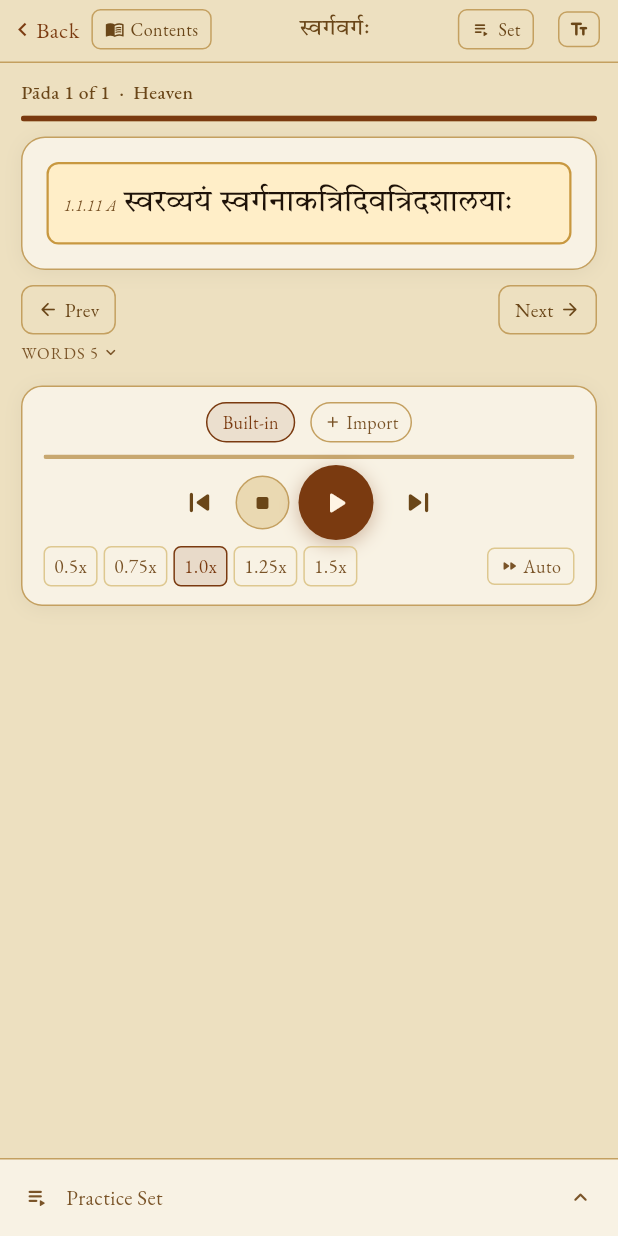
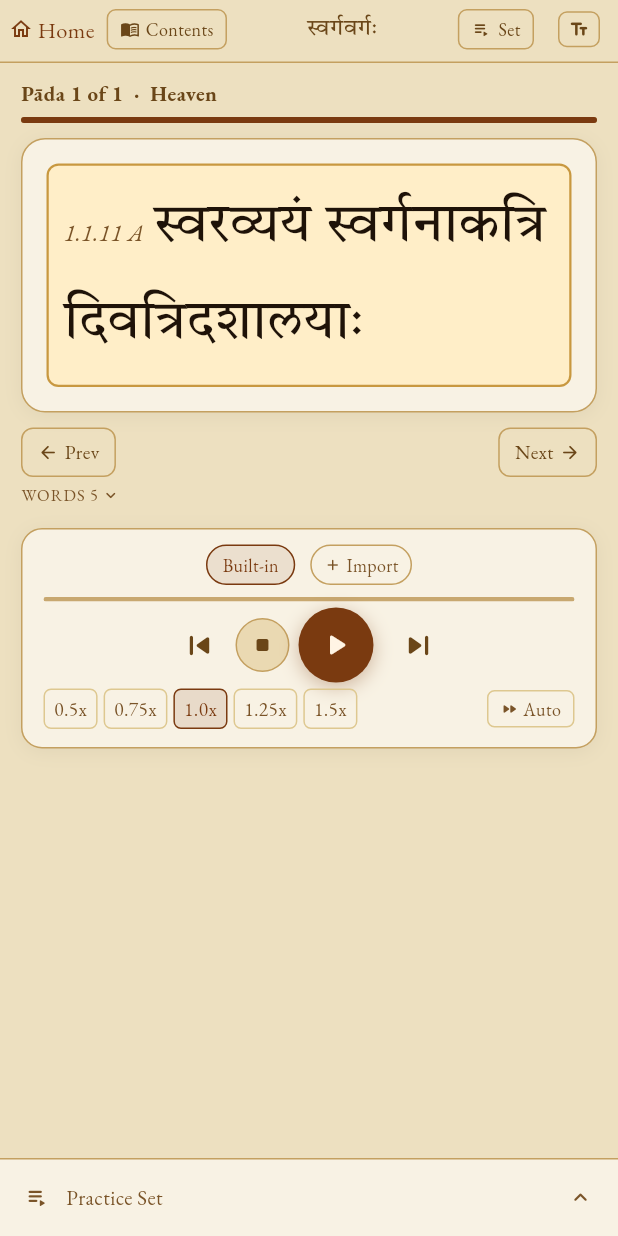
Before and after one commit to sramaka/amarakosha, a Flutter app: the screen it shows after launch, after a tap on "Browse", after a tap on "Home", after a tap on "Create New Practice Set", on a phone screen of 412 x 824 dp. Run offline on Flutter 3.47's test engine with Material 3 defaults, Android fonts, the phone set to English and light mode, and no system bars; our stand-ins replace google_fonts, just_audio, shared_preferences; missing offline and left inert: dart:js_interop, record.

Commit message:
UX improvements: defaults, navigation, themes, set panel, audio guard
Defaults: devFontSize 36, treeFontSize 14, uiFontWeight bold, contextBefore/After 2,
uiFontSize 14 (updated in both field defaults and load() fallbacks).

Navigation: Browse (home tile + bottom tab) now pushes PracticeScreen directly,
skipping the intermediate BrowseScreen. Back button renamed to Home with home icon.

Breadcrumb: Practice screen nav shows "अमरकोशः" + "K1 · VargaName" on desktop;
mobile keeps the single varga name.

Set panel: redundant sub-labels removed ("repeat × per pada", "repeat entire set");
remaining sub-labels improved from textMuted/italic to textSec/regular; label
font sizes raised to 13 on desktop; total-padas counter uses textSec.

Audio guard: _addPadaToSet and _addSectionToSet reject padas without audio
(toast shown); _addSectionToSet adds audio-only padas and reports skipped count;
range sheet filters selection to audio padas and updates button label accordingly.

Theme: Forest (sage green / forest green) added to app_theme.dart and all three
HTML tools (recorder, editor, help).

Co-Authored-By: Claude Sonnet 4.6 <noreply@anthropic.com>

```diff
--- a/lib/core/settings/app_settings.dart
+++ b/lib/core/settings/app_settings.dart
@@ -7,13 +7,13 @@ class AppSettings extends ChangeNotifier {
   AppSettings._();
   static final instance = AppSettings._();
 
-  int    devFontSize              = 20;   // Sanskrit body text (14–72)
-  int    treeFontSize             = 13;   // Tree pane Devanagari + labels (10–20)
+  int    devFontSize              = 36;   // Sanskrit body text (14–72)
+  int    treeFontSize             = 14;   // Tree pane Devanagari + labels (10–20)
   int    uiFontSize               = 14;   // UI labels / headings (11–22)
-  int    uiFontWeight             = 500;  // 400 / 500 / 600 / 700
+  int    uiFontWeight             = 700;  // 400 / 500 / 600 / 700
   String devFontFamily            = 'TiroDevanagarSanskrit';
-  int    contextBefore            = 1;    // padas shown above active pada in browse mode (0–5)
-  int    contextAfter             = 1;    // padas shown below active pada in browse mode (0–5)
+  int    contextBefore            = 2;    // padas shown above active pada in browse mode (0–5)
+  int    contextAfter             = 2;    // padas shown below active pada in browse mode (0–5)
   int    setPlaylistContextBefore = 1;    // context padas before active pada during set playback (0–5)
   int    setPlaylistContextAfter  = 1;    // context padas after active pada during set playback (0–5)
   int    reciteVolumePct          = 10;   // volume % for repeat plays in Recite mode (2–20, step 2)
@@ -44,13 +44,13 @@ class AppSettings extends ChangeNotifier {
 
   Future<void> load() async {
     final p = await SharedPreferences.getInstance();
-    devFontSize   = p.getInt(_kDevSize)      ?? 20;
-    treeFontSize  = p.getInt(_kTreeSize)     ?? 13;
-    uiFontSize    = p.getInt(_kUiSize)       ?? 13;
-    uiFontWeight  = p.getInt(_kUiWeight)     ?? 500;
+    devFontSize   = p.getInt(_kDevSize)      ?? 36;
+    treeFontSize  = p.getInt(_kTreeSize)     ?? 14;
+    uiFontSize    = p.getInt(_kUiSize)       ?? 14;
+    uiFontWeight  = p.getInt(_kUiWeight)     ?? 700;
     devFontFamily = p.getString(_kDevFamily) ?? 'TiroDevanagarSanskrit';
-    contextBefore            = p.getInt(_kCtxBefore)    ?? 1;
-    contextAfter             = p.getInt(_kCtxAfter)     ?? 1;
+    contextBefore            = p.getInt(_kCtxBefore)    ?? 2;
+    contextAfter             = p.getInt(_kCtxAfter)     ?? 2;
     setPlaylistContextBefore = p.getInt(_kSetCtxBefore)    ?? 1;
     setPlaylistContextAfter  = p.getInt(_kSetCtxAfter)     ?? 1;
     reciteVolumePct          = p.getInt(_kReciteVolume)    ?? 10;
--- a/lib/core/theme/app_theme.dart
+++ b/lib/core/theme/app_theme.dart
@@ -199,7 +199,44 @@ class AppColorSchemes {
     genderNeut:  Color(0xFF059669),
   );
 
-  static const List<AppColorScheme> all = [parchment, night, slate, minimal];
+  static const forest = AppColorScheme(
+    id: 'forest', label: 'Forest',
+    bg:          Color(0xFFE4EADE),
+    surface:     Color(0xFFEEF3E8),
+    surfaceAlt:  Color(0xFFD8E4D0),
+    surfaceDim:  Color(0xFFCCDBCA),
+    text:        Color(0xFF1C2418),
+    textSec:     Color(0xFF3A5030),
+    textMuted:   Color(0xFF6A8058),
+    accent:      Color(0xFF3A6820),
+    accentBright:Color(0xFF4A8028),
+    border:      Color(0xFFA0BA88),
+    borderLight: Color(0xFFBBCFA8),
+    btnBg:       Color(0xFF3A6820),
+    btnText:     Color(0xFFF0F5EB),
+    trackBg:     Color(0xFFA0BA88),
+    trackFill:   Color(0xFF3A6820),
+    dot:         Color(0xFF5A9040),
+    chipBg:      Color(0xFFD8E4D0),
+    chipText:    Color(0xFF1C2418),
+    loopActive:  Color(0xFF5A9040),
+    loopActiveBg:Color(0xFFD0EAC0),
+    lineHl:      Color(0xFFE0EDD4),
+    lineBorder:  Color(0xFF7AAA5A),
+    dangerBg:    Color(0xFFF0EAE4),
+    recRed:      Color(0xFFB03020),
+    sidebar:     Color(0xFF142018),
+    sidebarHdr:  Color(0xFF0E1812),
+    sidebarText: Color(0xFFD0EABB),
+    sidebarMuted:Color(0xFF7AAA5A),
+    sidebarSel:  Color(0xFFAADE78),
+    sidebarBorder:Color(0xFF243428),
+    genderMasc:  Color(0xFF3A6820),
+    genderFem:   Color(0xFF6A3070),
+    genderNeut:  Color(0xFF286A5A),
+  );
+
+  static const List<AppColorScheme> all = [parchment, night, slate, minimal, forest];
 
   static AppColorScheme byId(String id) =>
       all.firstWhere((t) => t.id == id, orElse: () => parchment);
--- a/lib/main.dart
+++ b/lib/main.dart
@@ -91,6 +91,13 @@ class _AppShellState extends State<AppShell> {
     ));
   }
 
+  void _onBrowse() {
+    _push(PracticeScreen(
+      session: _defaultSession,
+      onBack: _pop,
+    ));
+  }
+
   void _onNewPracticeSet() {
     _push(PracticeScreen(
       session: _defaultSession,
@@ -113,7 +120,7 @@ class _AppShellState extends State<AppShell> {
             index: _tabIndex,
             children: [
               HomeScreen(
-                onBrowse: () => setState(() => _tabIndex = 1),
+                onBrowse: _onBrowse,
                 onContinuePractice: _onContinuePractice,
                 onNewPracticeSet: _onNewPracticeSet,
               ),
@@ -123,7 +130,13 @@ class _AppShellState extends State<AppShell> {
               ),
             ],
           )),
-          _TabBar(current: _tabIndex, onTap: (i) => setState(() => _tabIndex = i)),
+          _TabBar(
+            current: _tabIndex,
+            onTap: (i) {
+              if (i == 1) { _onBrowse(); }
+              else { setState(() => _tabIndex = i); }
+            },
+          ),
         ]),
       ),
     );
```
Also changed, not shown: lib/presentation/screens/practice_screen.dart (+86 -64 lines), 3 other files.
